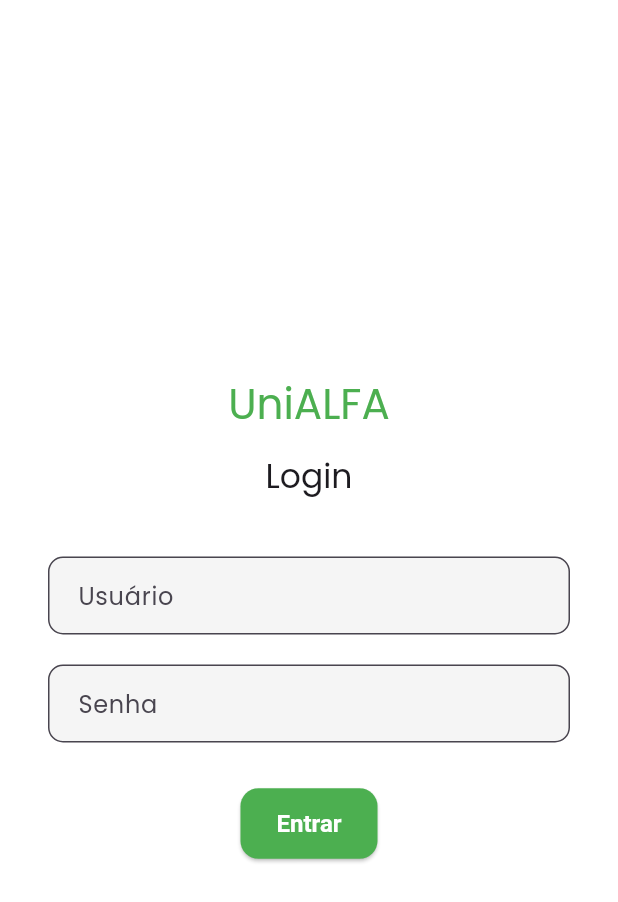
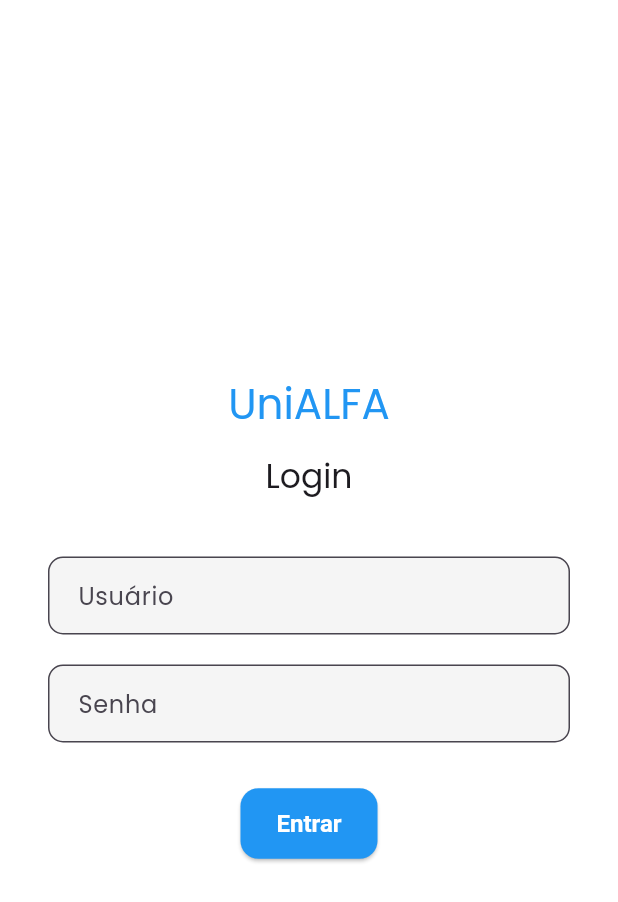
Before and after one commit to BrunoTomitao/Teste-Scanner, a Flutter app: the screen it shows after launch, on a phone screen of 412 x 824 dp. Shown: the top 902 px of the screen. Run offline on Flutter 3.47's test engine with Material 3 defaults, Android fonts, the light colour scheme and no system bars; our stand-ins replace camera, google_fonts; missing offline and left inert: google_mlkit_text_recognition.

Commit message:
atualizando css

```diff
--- a/lib/core/theme/app_theme.dart
+++ b/lib/core/theme/app_theme.dart
@@ -4,12 +4,12 @@ import 'package:google_fonts/google_fonts.dart';
 class AppTheme {
   static final light = ThemeData(
     brightness: Brightness.light,
-    primarySwatch: Colors.green,
+    primarySwatch: Colors.blue,
     scaffoldBackgroundColor: Colors.white,
     textTheme: GoogleFonts.poppinsTextTheme(),
     elevatedButtonTheme: ElevatedButtonThemeData(
       style: ElevatedButton.styleFrom(
-        backgroundColor: Colors.green,
+        backgroundColor: Colors.blue,
         foregroundColor: Colors.white,
         shape: RoundedRectangleBorder(borderRadius: BorderRadius.circular(12)),
         padding: const EdgeInsets.symmetric(vertical: 14, horizontal: 24),
@@ -23,7 +23,7 @@ class AppTheme {
       contentPadding: const EdgeInsets.symmetric(horizontal: 16, vertical: 14),
       focusedBorder: OutlineInputBorder(
         borderRadius: BorderRadius.circular(10),
-        borderSide: BorderSide(color: Colors.green.shade700, width: 2),
+        borderSide: BorderSide(color: Colors.blue.shade700, width: 2),
       ),
     ),
   );
--- a/lib/screens/login_page.dart
+++ b/lib/screens/login_page.dart
@@ -39,7 +39,7 @@ class _LoginScreenState extends State<LoginScreen> {
             child: Column(
               mainAxisAlignment: MainAxisAlignment.center,
               children: [
-                Text('UniALFA', style: theme.textTheme.headlineMedium?.copyWith(color: Colors.green)),
+                Text('UniALFA', style: theme.textTheme.headlineMedium?.copyWith(color: Colors.blue)),
                 const SizedBox(height: 16),
                 Text('Login', style: theme.textTheme.titleLarge),
                 const SizedBox(height: 40),
```
